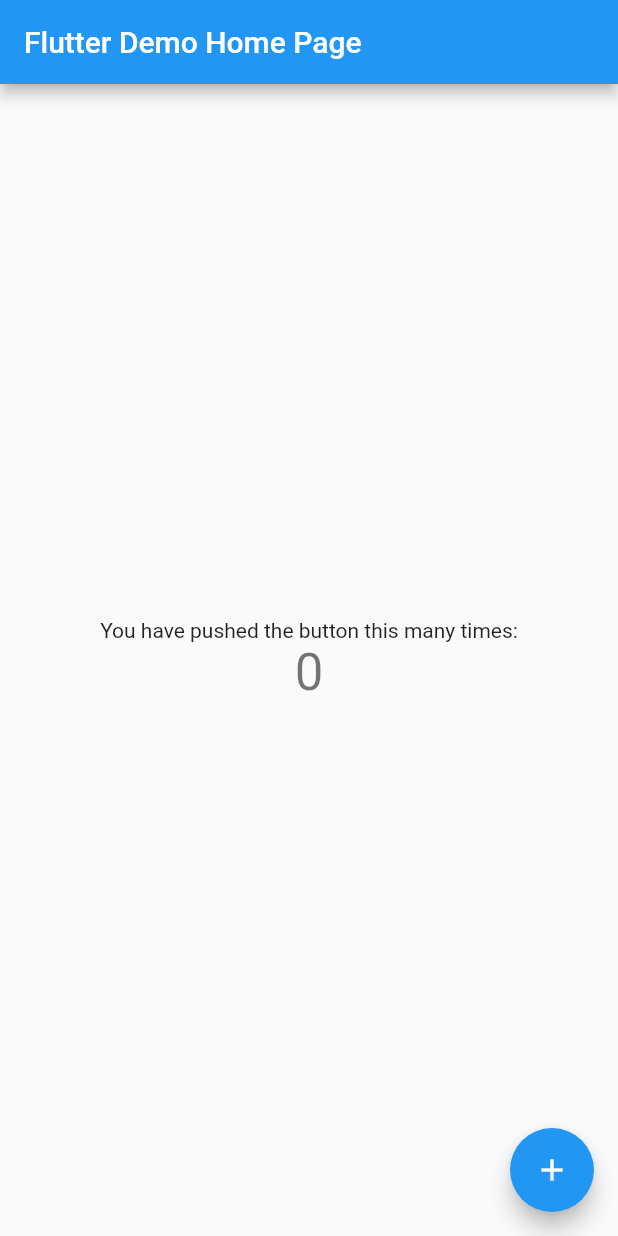
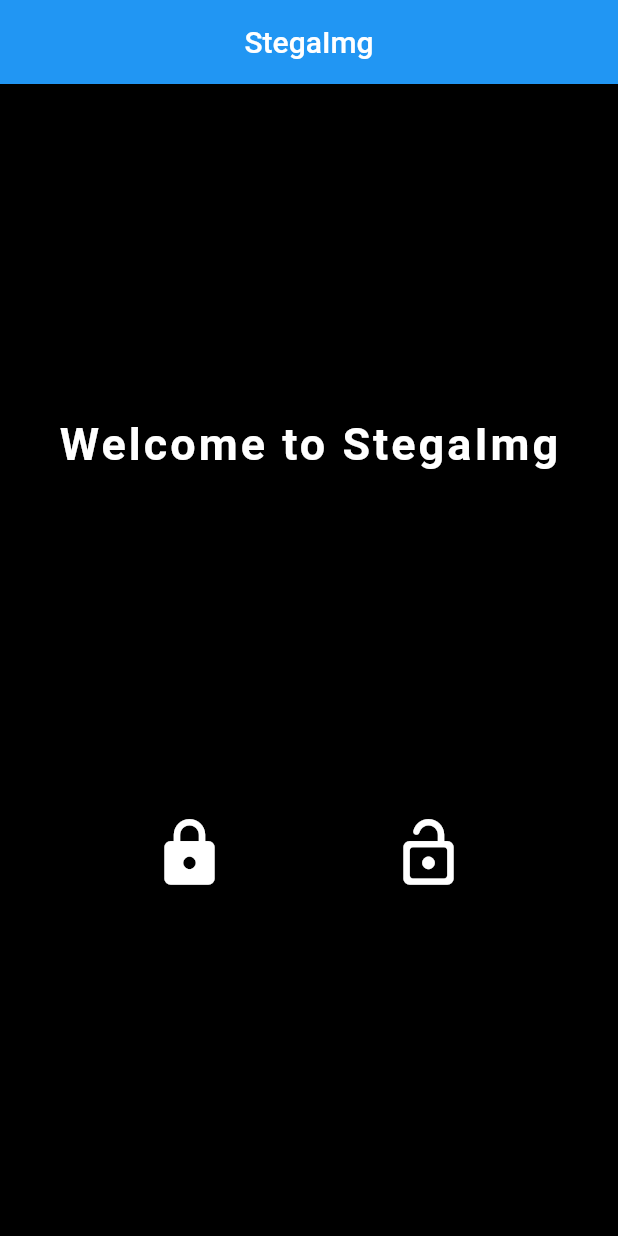
Before and after one commit to sathviktn/StegaImg, a Flutter app: the screen it shows after launch, on a phone screen of 412 x 824 dp. Run offline on Flutter 3.47's test engine with Material 2 defaults, Android fonts, the phone set to English and light mode, and no system bars; Roboto replaces fonts that are missing (Cursive).

Commit message:
Home_Screen

```diff
--- a/stegaimg/lib/main.dart
+++ b/stegaimg/lib/main.dart
@@ -1,115 +1,60 @@
 import 'package:flutter/material.dart';
 
-void main() {
-  runApp(const MyApp());
-}
+void main() => runApp(const MaterialApp(
+  title: 'StegaImg',
+  home: Home()
+));
 
-class MyApp extends StatelessWidget {
-  const MyApp({Key? key}) : super(key: key);
 
-  // This widget is the root of your application.
+class Home extends StatelessWidget {
+  const Home({Key? key}) : super(key: key);
+
   @override
   Widget build(BuildContext context) {
-    return MaterialApp(
-      title: 'Flutter Demo',
-      theme: ThemeData(
-        // This is the theme of your application.
-        //
-        // Try running your application with "flutter run". You'll see the
-        // application has a blue toolbar. Then, without quitting the app, try
-        // changing the primarySwatch below to Colors.green and then invoke
-        // "hot reload" (press "r" in the console where you ran "flutter run",
-        // or simply save your changes to "hot reload" in a Flutter IDE).
-        // Notice that the counter didn't reset back to zero; the application
-        // is not restarted.
-        primarySwatch: Colors.blue,
-      ),
-      home: const MyHomePage(title: 'Flutter Demo Home Page'),
+    return Scaffold(
+        appBar: AppBar(
+          title: const Text('StegaImg'),
+          centerTitle: true,
+        ),
+        backgroundColor: Colors.black,
+        body: Center(
+            child: Column(
+              mainAxisAlignment: MainAxisAlignment.spaceEvenly,
+                crossAxisAlignment: CrossAxisAlignment.center,
+                children: <Widget>[
+                  const Center(
+                      child: Text(
+                        'Welcome to StegaImg',
+                        style: TextStyle(
+                        fontSize: 30,
+                        fontWeight: FontWeight.bold,
+                        letterSpacing: 2.0,
+                        color: Colors.white,
+                        fontFamily: 'Cursive'
+                      ),
+                    )
+                  ),
+                  Center(
+                    child: Row(
+                      mainAxisAlignment: MainAxisAlignment.spaceEvenly,
+                      crossAxisAlignment: CrossAxisAlignment.center,
+                      children: [
+                        IconButton(
+                              onPressed: (){},
+                              icon: const Icon(Icons.lock_rounded),
+                              iconSize: 50,
+                              color: Colors.white,
+                        ),
+                        IconButton(
+                            onPressed: (){},
+                            icon: const Icon(Icons.lock_open_rounded),
+                            iconSize: 50,
+                            color: Colors.white,
+                          )
+                    ])
+                )]
+            )
+        )
     );
   }
 }
-
-class MyHomePage extends StatefulWidget {
-  const MyHomePage({Key? key, required this.title}) : super(key: key);
-
-  // This widget is the home page of your application. It is stateful, meaning
-  // that it has a State object (defined below) that contains fields that affect
-  // how it looks.
-
-  // This class is the configuration for the state. It holds the values (in this
-  // case the title) provided by the parent (in this case the App widget) and
-  // used by the build method of the State. Fields in a Widget subclass are
-  // always marked "final".
-
-  final String title;
-
-  @override
-  State<MyHomePage> createState() => _MyHomePageState();
-}
-
-class _MyHomePageState extends State<MyHomePage> {
-  int _counter = 0;
-
-  void _incrementCounter() {
-    setState(() {
-      // This call to setState tells the Flutter framework that something has
-      // changed in this State, which causes it to rerun the build method below
-      // so that the display can reflect the updated values. If we changed
-      // _counter without calling setState(), then the build method would not be
-      // called again, and so nothing would appear to happen.
-      _counter++;
-    });
-  }
-
-  @override
-  Widget build(BuildContext context) {
-    // This method is rerun every time setState is called, for instance as done
-    // by the _incrementCounter method above.
-    //
-    // The Flutter framework has been optimized to make rerunning build methods
-    // fast, so that you can just rebuild anything that needs updating rather
-    // than having to individually change instances of widgets.
-    return Scaffold(
-      appBar: AppBar(
-        // Here we take the value from the MyHomePage object that was created by
-        // the App.build method, and use it to set our appbar title.
-        title: Text(widget.title),
-      ),
-      body: Center(
-        // Center is a layout widget. It takes a single child and positions it
-        // in the middle of the parent.
-        child: Column(
-          // Column is also a layout widget. It takes a list of children and
-          // arranges them vertically. By default, it sizes itself to fit its
-          // children horizontally, and tries to be as tall as its parent.
-          //
-          // Invoke "debug painting" (press "p" in the console, choose the
-          // "Toggle Debug Paint" action from the Flutter Inspector in Android
-          // Studio, or the "Toggle Debug Paint" command in Visual Studio Code)
-          // to see the wireframe for each widget.
-          //
-          // Column has various properties to control how it sizes itself and
-          // how it positions its children. Here we use mainAxisAlignment to
-          // center the children vertically; the main axis here is the vertical
-          // axis because Columns are vertical (the cross axis would be
-          // horizontal).
-          mainAxisAlignment: MainAxisAlignment.center,
-          children: <Widget>[
-            const Text(
-              'You have pushed the button this many times:',
-            ),
-            Text(
-              '$_counter',
-              style: Theme.of(context).textTheme.headline4,
-            ),
-          ],
-        ),
-      ),
-      floatingActionButton: FloatingActionButton(
-        onPressed: _incrementCounter,
-        tooltip: 'Increment',
-        child: const Icon(Icons.add),
-      ), // This trailing comma makes auto-formatting nicer for build methods.
-    );
-  }
-}
```
Also changed, not shown: 1 other file.
